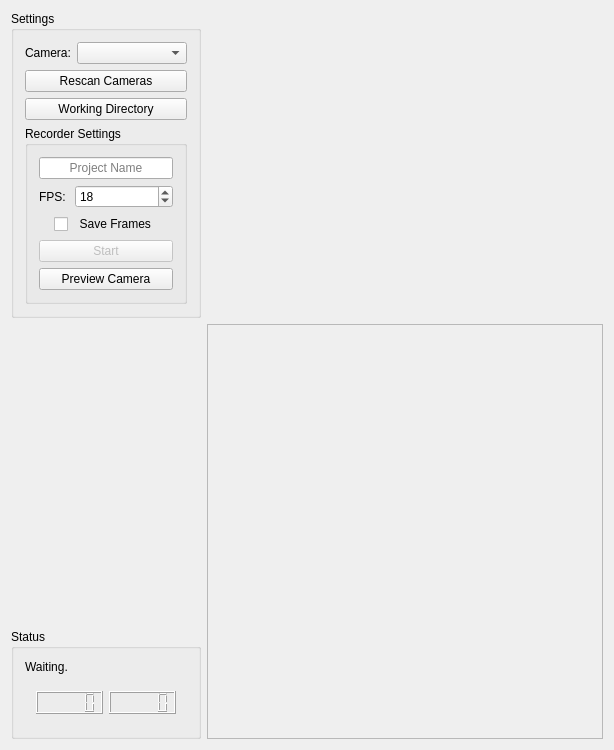
Above: src/forms/mainwindow.ui from vale981/Taevitas before the change. Below: the same form after it.
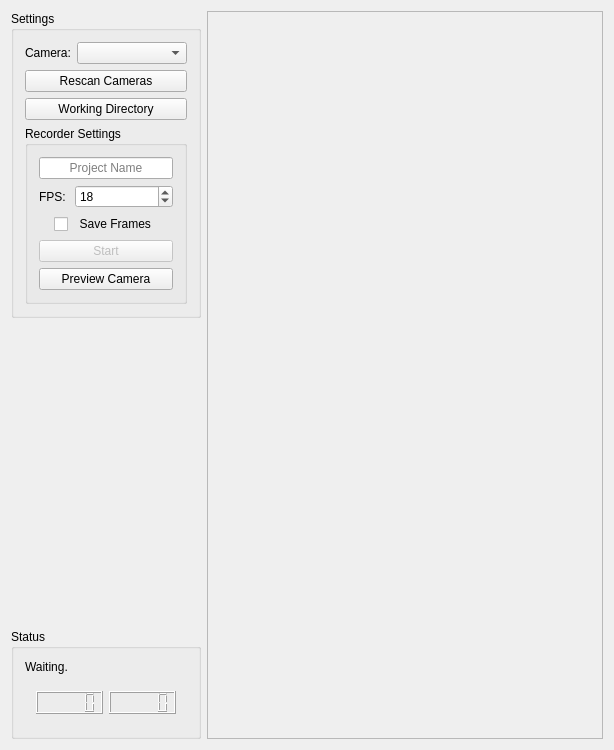
That is the form after the change.

Diff of the .ui file:
```diff
--- a/src/forms/mainwindow.ui
+++ b/src/forms/mainwindow.ui
@@ -21,22 +21,6 @@
   </property>
   <widget class="QWidget" name="centralWidget">
    <layout class="QGridLayout" name="gridLayout">
-    <item row="1" column="1" rowspan="2">
-     <widget class="QLabel" name="preview_widget">
-      <property name="enabled">
-       <bool>false</bool>
-      </property>
-      <property name="frameShape">
-       <enum>QFrame::StyledPanel</enum>
-      </property>
-      <property name="frameShadow">
-       <enum>QFrame::Raised</enum>
-      </property>
-      <property name="text">
-       <string/>
-      </property>
-     </widget>
-    </item>
     <item row="0" column="0">
      <widget class="QGroupBox" name="groupBox">
       <property name="sizePolicy">
@@ -243,6 +227,22 @@
       </property>
      </spacer>
     </item>
+    <item row="0" column="1" rowspan="3">
+     <widget class="QLabel" name="preview_widget">
+      <property name="enabled">
+       <bool>false</bool>
+      </property>
+      <property name="frameShape">
+       <enum>QFrame::StyledPanel</enum>
+      </property>
+      <property name="frameShadow">
+       <enum>QFrame::Raised</enum>
+      </property>
+      <property name="text">
+       <string/>
+      </property>
+     </widget>
+    </item>
    </layout>
   </widget>
  </widget>
```
Left out of the diff: 3 changed lines with no effect on the pictures.
